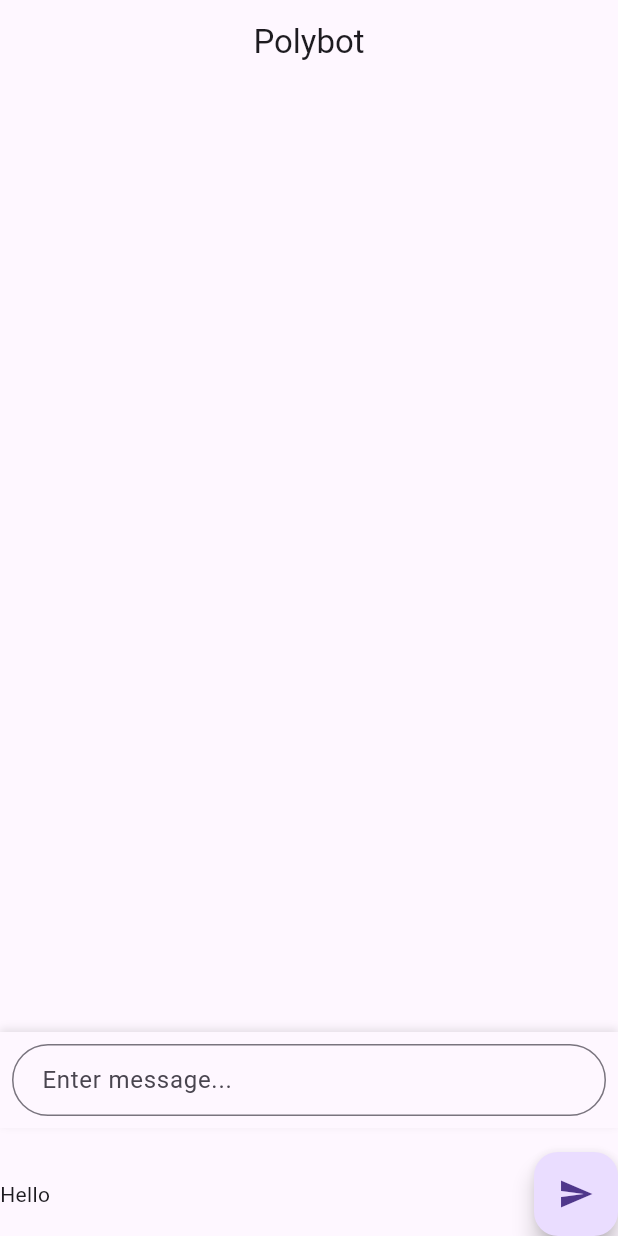
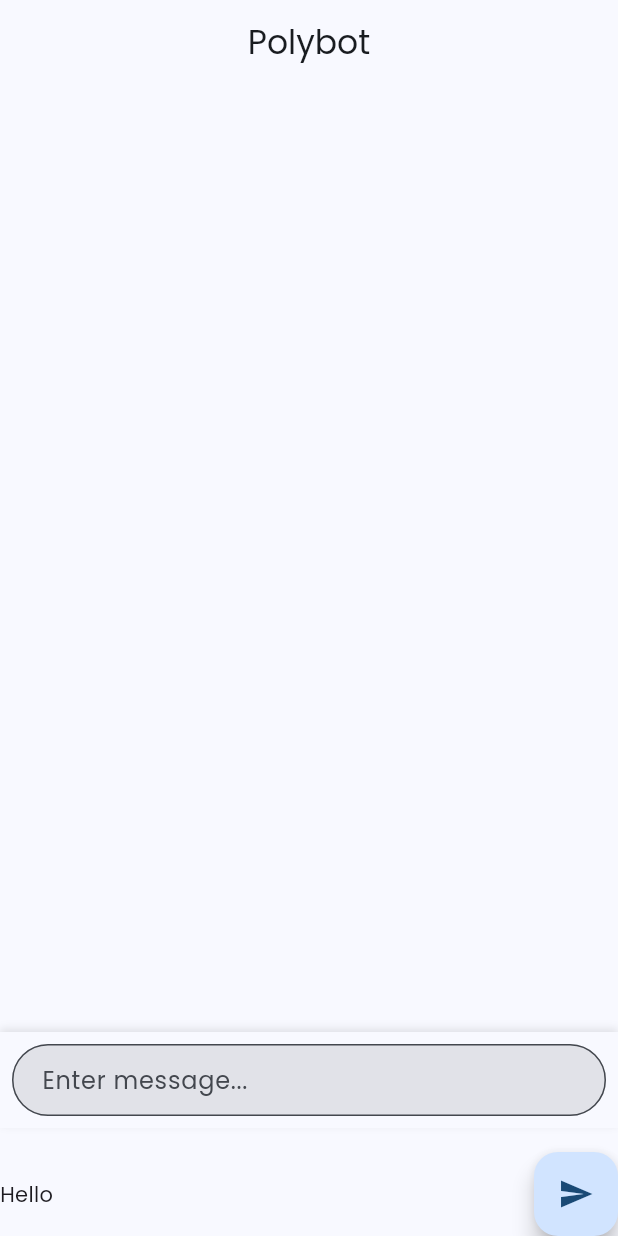
Before and after one commit to ZaibLComrade/Polybot, a Flutter app: the screen it shows after launch, on a phone screen of 412 x 824 dp. Run offline on Flutter 3.47's test engine with Material 3 defaults, Android fonts, the phone set to English and light mode, and no system bars; our stand-ins replace google_fonts.

Commit message:
Updated theme

```diff
--- a/lib/main.dart
+++ b/lib/main.dart
@@ -1,5 +1,6 @@
 import 'package:flutter/material.dart';
 import 'package:polybot/pages/chat_page.dart';
+import 'package:polybot/themes/app_theme.dart';
 
 void main() {
   runApp(MyApp());
@@ -12,6 +13,8 @@ class MyApp extends StatelessWidget {
   Widget build(BuildContext context) {
     return MaterialApp(
       title: "Polybot",
+      theme: AppTheme.lightTheme,
+      darkTheme: AppTheme.darkTheme,
       showSemanticsDebugger: false,
       initialRoute: "/",
       debugShowCheckedModeBanner: false,
```
